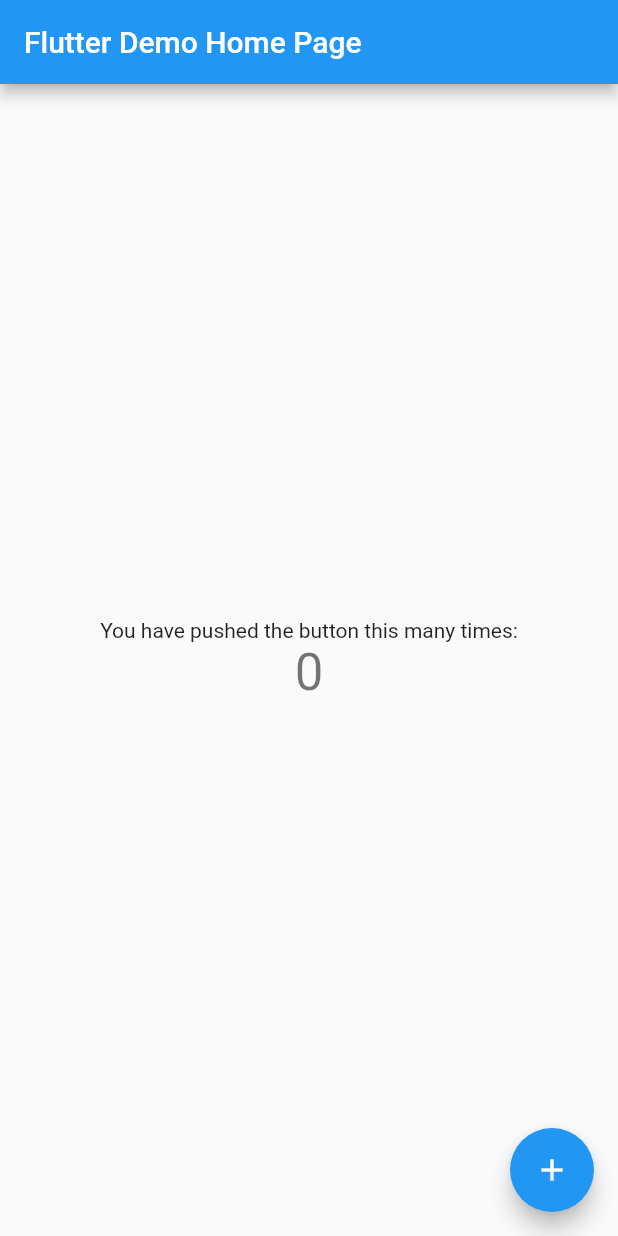
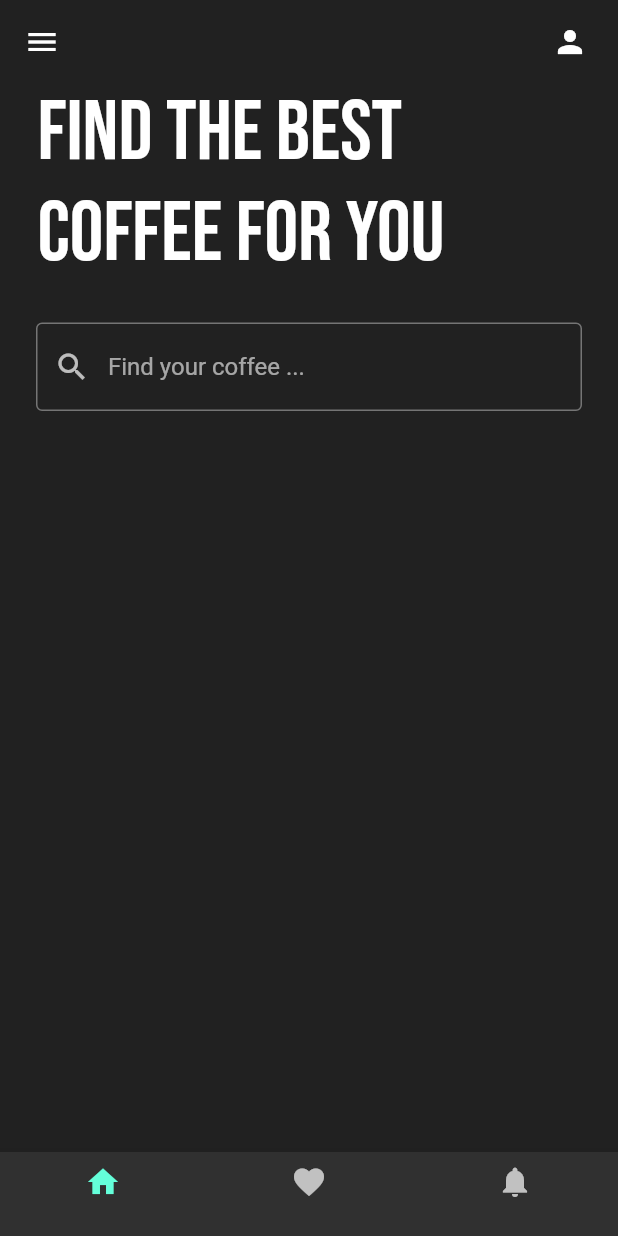
Before and after one commit to DihiaMezghiche/Coffee-app-ui, a Flutter app: the screen it shows after launch, on a phone screen of 412 x 824 dp. Run offline on Flutter 3.47's test engine with Material 2 defaults, Android fonts, the phone set to English and light mode, and no system bars; our stand-ins replace google_fonts.

Commit message:
Update on main dart and creation of home_page

```diff
--- /dev/null
+++ b/lib/Pages/home_page.dart
@@ -0,0 +1,76 @@
+// ignore_for_file: prefer_const_literals_to_create_immutables, prefer_const_constructors
+
+import 'package:flutter/material.dart';
+import 'package:google_fonts/google_fonts.dart';
+
+class HomePage extends StatefulWidget {
+  const HomePage ({ Key? key }) : super(key: key);
+  @override
+  State<HomePage> createState() => _HomePageState();
+}
+
+class _HomePageState extends State<HomePage> {
+  @override
+  Widget build(BuildContext context) {
+    return Scaffold(
+      backgroundColor: Colors.grey[900],
+      appBar: AppBar(
+        elevation: 0,
+        backgroundColor: Colors.transparent,
+        leading: Icon(Icons.menu),
+        actions: [
+          Padding(
+            padding: const EdgeInsets.only(right: 20),
+            child: Icon(Icons.person)
+          ),
+        ],
+      ),
+      bottomNavigationBar: BottomNavigationBar(items: [
+        BottomNavigationBarItem(
+          icon: Icon(Icons.home),
+          label: ''
+          ),
+        BottomNavigationBarItem(
+          icon:Icon(Icons.favorite),
+          label: ''
+          ),
+        BottomNavigationBarItem(
+          icon: Icon(Icons.notifications),
+          label: ''
+        ),
+
+      ]),
+      body: Column(children: [
+        //Find the best coffee for you
+        Padding(
+          padding: const EdgeInsets.symmetric(horizontal: 25.0),
+          child: Text(
+            "Find the best coffee for you",
+            style: GoogleFonts.bebasNeue(
+              fontSize: 56,
+            ),
+          ),
+        ),
+        SizedBox(height: 25),
+        //Search Bar
+        Padding(
+          padding: const EdgeInsets.symmetric(horizontal: 24),
+          child: TextField(
+            decoration: InputDecoration(
+              prefixIcon: Icon(Icons.search),
+              hintText: 'Find your coffee ...',
+              focusedBorder: OutlineInputBorder(
+                borderSide: BorderSide(color: Colors.grey.shade600)
+              ),
+              enabledBorder: OutlineInputBorder(
+                borderSide: BorderSide(color: Colors.grey.shade600)
+              ),
+            ),
+          ),
+        ),
+        //Horizontal listview of coffee tiles
+
+      ]),
+    );
+  }
+}
--- a/lib/main.dart
+++ b/lib/main.dart
@@ -1,115 +1,21 @@
 import 'package:flutter/material.dart';
+
+import 'Pages/home_page.dart';
 
 void main() {
   runApp(const MyApp());
 }
+class MyApp extends StatelessWidget {
+  const MyApp({ Key? key }) : super(key: key);
 
-class MyApp extends StatelessWidget {
-  const MyApp({Key? key}) : super(key: key);
-
-  // This widget is the root of your application.
   @override
   Widget build(BuildContext context) {
     return MaterialApp(
-      title: 'Flutter Demo',
+      debugShowCheckedModeBanner: false,
+      home: HomePage(),
       theme: ThemeData(
-        // This is the theme of your application.
-        //
-        // Try running your application with "flutter run". You'll see the
-        // application has a blue toolbar. Then, without quitting the app, try
-        // changing the primarySwatch below to Colors.green and then invoke
-        // "hot reload" (press "r" in the console where you ran "flutter run",
-        // or simply save your changes to "hot reload" in a Flutter IDE).
-        // Notice that the counter didn't reset back to zero; the application
-        // is not restarted.
-        primarySwatch: Colors.blue,
-      ),
-      home: const MyHomePage(title: 'Flutter Demo Home Page'),
+        brightness: Brightness.dark,
+        primarySwatch: Colors.orange),
     );
   }
 }
-
-class MyHomePage extends StatefulWidget {
-  const MyHomePage({Key? key, required this.title}) : super(key: key);
-
-  // This widget is the home page of your application. It is stateful, meaning
-  // that it has a State object (defined below) that contains fields that affect
-  // how it looks.
-
-  // This class is the configuration for the state. It holds the values (in this
-  // case the title) provided by the parent (in this case the App widget) and
-  // used by the build method of the State. Fields in a Widget subclass are
-  // always marked "final".
-
-  final String title;
-
-  @override
-  State<MyHomePage> createState() => _MyHomePageState();
-}
-
-class _MyHomePageState extends State<MyHomePage> {
-  int _counter = 0;
-
-  void _incrementCounter() {
-    setState(() {
-      // This call to setState tells the Flutter framework that something has
-      // changed in this State, which causes it to rerun the build method below
-      // so that the display can reflect the updated values. If we changed
-      // _counter without calling setState(), then the build method would not be
-      // called again, and so nothing would appear to happen.
-      _counter++;
-    });
-  }
-
-  @override
-  Widget build(BuildContext context) {
-    // This method is rerun every time setState is called, for instance as done
-    // by the _incrementCounter method above.
-    //
-    // The Flutter framework has been optimized to make rerunning build methods
-    // fast, so that you can just rebuild anything that needs updating rather
-    // than having to individually change instances of widgets.
-    return Scaffold(
-      appBar: AppBar(
-        // Here we take the value from the MyHomePage object that was created by
-        // the App.build method, and use it to set our appbar title.
-        title: Text(widget.title),
-      ),
-      body: Center(
-        // Center is a layout widget. It takes a single child and positions it
-        // in the middle of the parent.
-        child: Column(
-          // Column is also a layout widget. It takes a list of children and
-          // arranges them vertically. By default, it sizes itself to fit its
-          // children horizontally, and tries to be as tall as its parent.
-          //
-          // Invoke "debug painting" (press "p" in the console, choose the
-          // "Toggle Debug Paint" action from the Flutter Inspector in Android
-          // Studio, or the "Toggle Debug Paint" command in Visual Studio Code)
-          // to see the wireframe for each widget.
-          //
-          // Column has various properties to control how it sizes itself and
-          // how it positions its children. Here we use mainAxisAlignment to
-          // center the children vertically; the main axis here is the vertical
-          // axis because Columns are vertical (the cross axis would be
-          // horizontal).
-          mainAxisAlignment: MainAxisAlignment.center,
-          children: <Widget>[
-            const Text(
-              'You have pushed the button this many times:',
-            ),
-            Text(
-              '$_counter',
-              style: Theme.of(context).textTheme.headline4,
-            ),
-          ],
-        ),
-      ),
-      floatingActionButton: FloatingActionButton(
-        onPressed: _incrementCounter,
-        tooltip: 'Increment',
-        child: const Icon(Icons.add),
-      ), // This trailing comma makes auto-formatting nicer for build methods.
-    );
-  }
-}
--- a/pubspec.yaml
+++ b/pubspec.yaml
@@ -34,6 +34,7 @@ dependencies:
   # The following adds the Cupertino Icons font to your application.
   # Use with the CupertinoIcons class for iOS style icons.
   cupertino_icons: ^1.0.2
+  google_fonts:
 
 dev_dependencies:
   flutter_test:
@@ -58,8 +59,8 @@ flutter:
   uses-material-design: true
 
   # To add assets to your application, add an assets section, like this:
-  # assets:
-  #   - images/a_dot_burr.jpeg
+  assets:
+  - lib/images/
   #   - images/a_dot_ham.jpeg
 
   # An image asset can refer to one or more resolution-specific "variants", see
```
Also changed, not shown: lib/images/capucino.jpg (added), lib/images/coffee.jpg (added), lib/images/latte.jpg (added), pubspec.lock.
